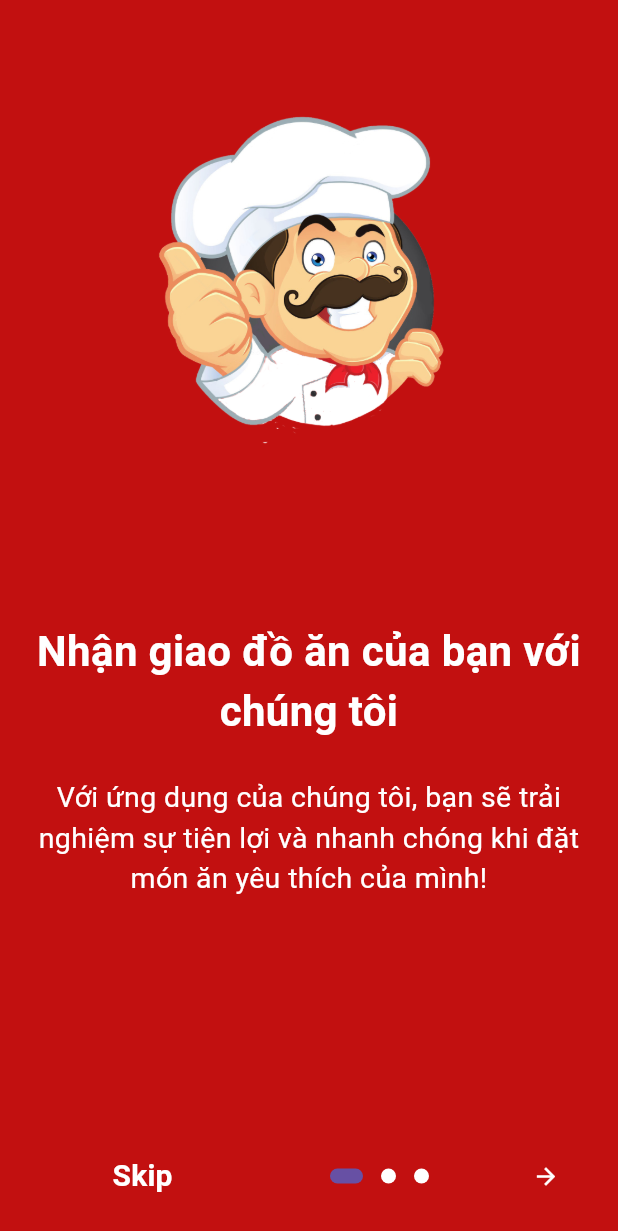
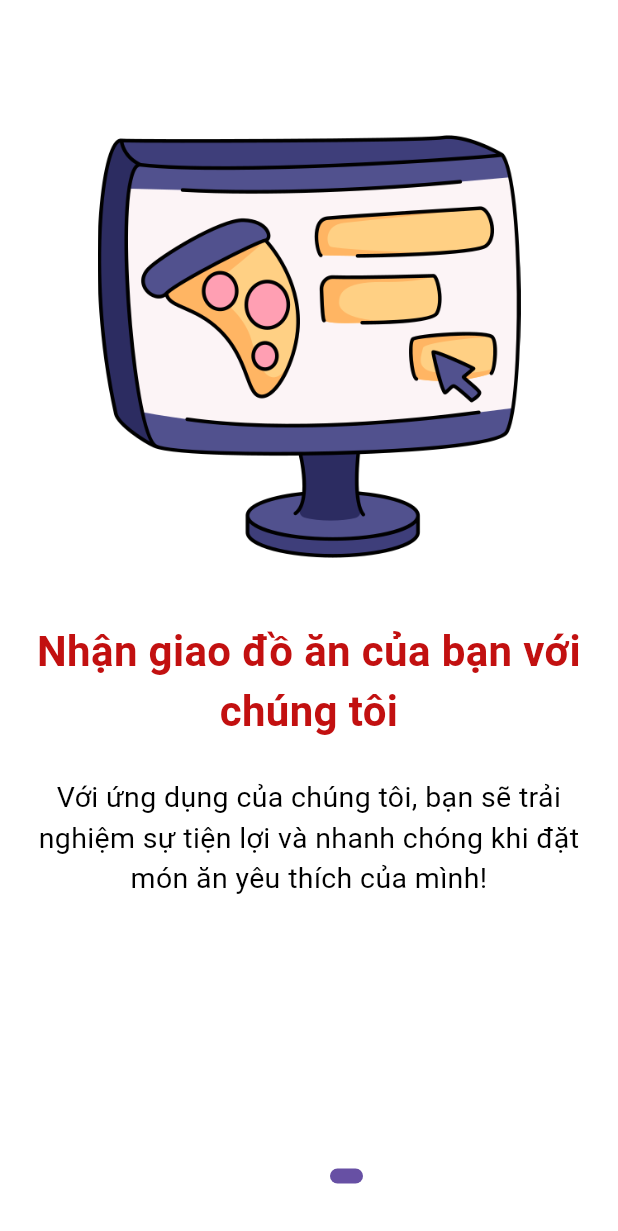
Before and after one commit to uynnhi13/fastfoodapp, a Flutter app: the screen it shows after launch, on a phone screen of 412 x 824 dp. Shown: the top 1231 px of the screen. Run offline on Flutter 3.47's test engine with Material 3 defaults, Android fonts, the phone set to English and light mode, and no system bars; drawn by our look-alikes of introduction_screen; our stand-ins replace carousel_slider, curved_navigation_bar, flutter_rating_bar, get, iconsax, readmore; missing offline and left inert: clippy_flutter.

Commit message:
update intro 2/5

```diff
--- a/lib/pagescustom/startpage.dart
+++ b/lib/pagescustom/startpage.dart
@@ -25,20 +25,20 @@ class _IntroScreen extends State<StartPage>{
     PageDecoration pageDecoration = const PageDecoration(
           titleTextStyle: TextStyle(fontSize: 28.0,
                     fontWeight: FontWeight.w700,
-                    color:Colors.white
+                    color:Color(0xFFC21010)
                   ), //tile font size, weight and color
-          bodyTextStyle:TextStyle(fontSize: 19.0, color:Colors.white),
+          bodyTextStyle:TextStyle(fontSize: 19.0, color:Colors.black),
           //body text size and color
           //descriptionPadding: EdgeInsets.fromLTRB(16.0, 0.0, 16.0, 16.0),
           //decription padding
-          imagePadding: EdgeInsets.all(70), //image padding
+          imagePadding: EdgeInsets.all(10), //image padding
           boxDecoration:BoxDecoration(
-              color: Color(0xFFC21010),
+              color: Colors.white,
           ), //show linear gradient background of page
     );
 
     return IntroductionScreen(
-          globalBackgroundColor: Colors.amber,
+          globalBackgroundColor:  Color(0xFFC21010),
           //main background of screen
 
           pages: [ //set your page view here
@@ -46,20 +46,20 @@ class _IntroScreen extends State<StartPage>{
             PageViewModel(
               title: "Nhận giao đồ ăn của bạn với chúng tôi",
               body: "Với ứng dụng của chúng tôi, bạn sẽ trải nghiệm sự tiện lợi và nhanh chóng khi đặt món ăn yêu thích của mình!",
-              image: introImage('assets/startpage/intro_slide1.png', 450.0, 400.0),
+              image: introImage('assets/startpage/intro_slide1.png', 80),
               decoration: pageDecoration,
 
             ),
             PageViewModel(
               title: "Nhận đồ ăn giao nhanh hơn!",
               body: "Bạn sẽ không chỉ nhận được đồ ăn nhanh chóng mà còn có được sự đa dạng và chất lượng",
-              image: introImage('assets/startpage/intro_slide2.png',350.0, 200.0),
+              image: introImage('assets/startpage/intro_slide2.png',80),
               decoration: pageDecoration,
             ),
             PageViewModel(
               title: "Đặt đồ ăn nhanh của bạn với chúng tôi!",
               body: "Việc đặt đồ ăn sẽ trở nên dễ dàng và tiện lợi hơn bao giờ hết, đảm bảo bạn luôn có trải nghiệm tuyệt vời mỗi khi đói bụng",
-              image: introImage('assets/startpage/intro_slide3.png',450.0, 300.0),
+              image: introImage('assets/startpage/intro_slide3.png',80),
               decoration: pageDecoration,
 
 
@@ -101,11 +101,10 @@ class _IntroScreen extends State<StartPage>{
     //so that "Back" button wont work.
   }
 
-  Widget introImage(String assetName, double width, double height) {
-   //widget to show intro image
-  return Align(
-    child: Image.asset('$assetName', width: width, height: height),
-    alignment: Alignment.bottomCenter,
+  Widget introImage(String assetName, double marginTop) {
+    return Padding(
+      padding: EdgeInsets.only(top: marginTop), // Đặt khoảng cách từ trên xuống
+      child: Image.asset('$assetName', fit: BoxFit.cover),
     );
   }
 }
```
Also changed, not shown: assets/startpage/intro_slide1.png, assets/startpage/intro_slide2.png, assets/startpage/intro_slide3.png.
